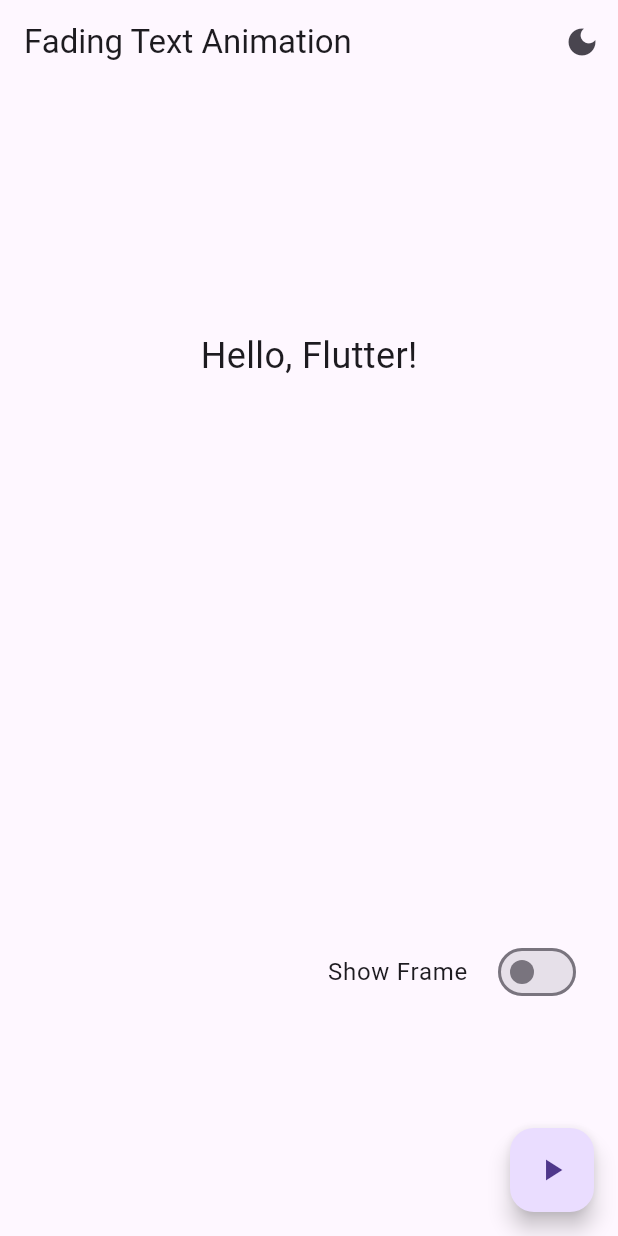
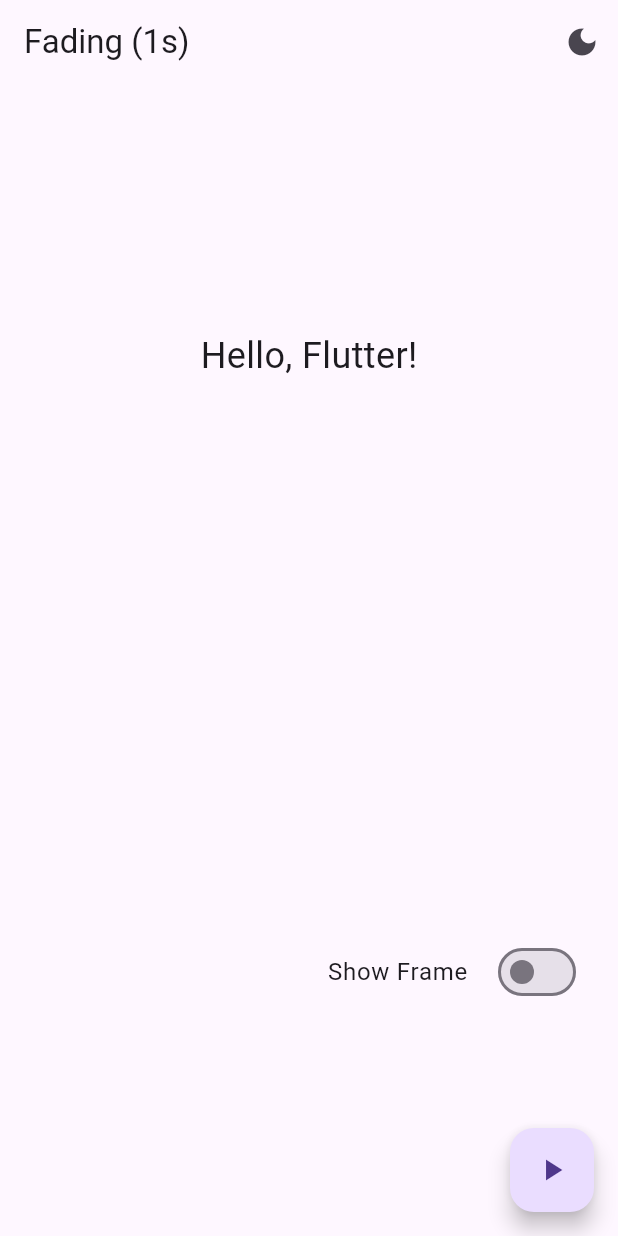
Before and after one commit to JashThakkar/text_animations, a Flutter app: the screen it shows after launch, on a phone screen of 412 x 824 dp. Run offline on Flutter 3.47's test engine with Material 3 defaults, Android fonts, the phone set to English and light mode, and no system bars.

Commit message:
implemented second screen with different and longer fading animation

```diff
--- a/lib/main.dart
+++ b/lib/main.dart
@@ -27,7 +27,22 @@ class _MyAppState extends State<MyApp> {
       theme: ThemeData.light(),
       darkTheme: ThemeData.dark(),
       themeMode: _themeMode,
-      home: FadingTextAnimation(onToggleTheme: _toggleTheme, themeMode: _themeMode),
+      home: PageView(
+        children: [
+          FadingTextAnimation(
+            title: 'Fading (1s)',
+            duration: const Duration(seconds: 1),
+            onToggleTheme: _toggleTheme,
+            themeMode: _themeMode,
+          ),
+          FadingTextAnimation(
+            title: 'Fading (3s)',
+            duration: const Duration(seconds: 3),
+            onToggleTheme: _toggleTheme,
+            themeMode: _themeMode,
+          ),
+        ],
+      ),
     );
   }
 }
@@ -35,10 +50,14 @@ class _MyAppState extends State<MyApp> {
 class FadingTextAnimation extends StatefulWidget {
   final VoidCallback onToggleTheme;
   final ThemeMode themeMode;
+  final Duration duration;
+  final String title;
 
   const FadingTextAnimation({
     required this.onToggleTheme,
     required this.themeMode,
+    required this.duration,
+    required this.title,
   });
 
   @override
@@ -59,7 +78,7 @@ class _FadingTextAnimationState extends State<FadingTextAnimation> {
   Widget build(BuildContext context) {
     return Scaffold(
       appBar: AppBar(
-        title: Text('Fading Text Animation'),
+        title: Text(widget.title),
         actions: [
           IconButton(
             icon: Icon(
@@ -78,7 +97,7 @@ class _FadingTextAnimationState extends State<FadingTextAnimation> {
             child: AnimatedOpacity(
               opacity: _isVisible ? 1.0 : 0.0,
               curve: Curves.easeInOut,
-              duration: Duration(seconds: 1),
+              duration: widget.duration,
               child: Container(
                 padding: EdgeInsets.all(16),
                 decoration: _showFrame
```
